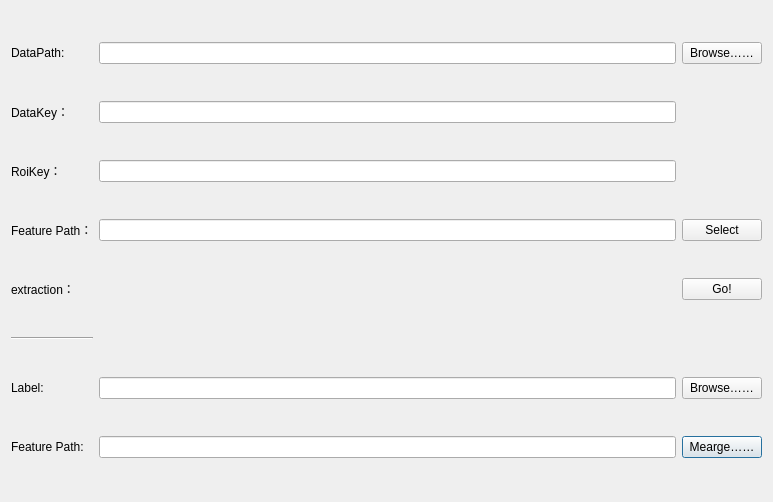
Qt form GUI/FeatureExtraction.ui (salan668/FAE) before a commit.
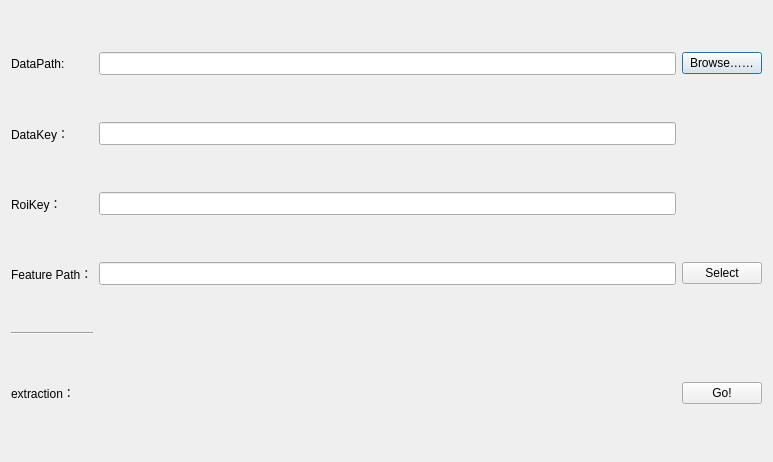
The same form after that commit.

The edit to the form file:
```diff
--- a/GUI/FeatureExtraction.ui
+++ b/GUI/FeatureExtraction.ui
@@ -7,17 +7,27 @@
     <x>0</x>
     <y>0</y>
     <width>773</width>
-    <height>502</height>
+    <height>462</height>
    </rect>
   </property>
   <property name="windowTitle">
    <string>Feature Extraction</string>
   </property>
   <layout class="QGridLayout" name="gridLayout">
-   <item row="8" column="2">
-    <widget class="QPushButton" name="BrowseLabelButton_2">
-     <property name="text">
-      <string>Mearge……</string>
+   <item row="4" column="0">
+    <widget class="Line" name="line">
+     <property name="orientation">
+      <enum>Qt::Horizontal</enum>
+     </property>
+    </widget>
+   </item>
+   <item row="3" column="1">
+    <widget class="QLineEdit" name="FeaturePathLineEdit">
+     <property name="font">
+      <font>
+       <family>Arial</family>
+       <pointsize>10</pointsize>
+      </font>
      </property>
     </widget>
    </item>
@@ -36,7 +46,14 @@
     </widget>
    </item>
    <item row="0" column="1">
-    <widget class="QLineEdit" name="DataPathEdit"/>
+    <widget class="QLineEdit" name="DataPathEdit">
+     <property name="font">
+      <font>
+       <family>Arial</family>
+       <pointsize>10</pointsize>
+      </font>
+     </property>
+    </widget>
    </item>
    <item row="1" column="0">
     <widget class="QLabel" name="label_2">
@@ -53,10 +70,24 @@
     </widget>
    </item>
    <item row="1" column="1">
-    <widget class="QLineEdit" name="DatakeyLineEdit"/>
+    <widget class="QLineEdit" name="DatakeyLineEdit">
+     <property name="font">
+      <font>
+       <family>Arial</family>
+       <pointsize>10</pointsize>
+      </font>
+     </property>
+    </widget>
    </item>
    <item row="2" column="1">
-    <widget class="QLineEdit" name="RoiKeyLineEdit"/>
+    <widget class="QLineEdit" name="RoiKeyLineEdit">
+     <property name="font">
+      <font>
+       <family>Arial</family>
+       <pointsize>10</pointsize>
+      </font>
+     </property>
+    </widget>
    </item>
    <item row="3" column="0">
     <widget class="QLabel" name="label_4">
@@ -72,57 +103,20 @@
      </property>
     </widget>
    </item>
-   <item row="4" column="0">
-    <widget class="QLabel" name="OutputInfo">
-     <property name="text">
-      <string>extraction：</string>
-     </property>
-    </widget>
-   </item>
-   <item row="4" column="2">
+   <item row="5" column="2">
     <widget class="QPushButton" name="ExtractionButton">
      <property name="text">
       <string>Go!</string>
      </property>
     </widget>
    </item>
-   <item row="5" column="0">
-    <widget class="Line" name="line">
-     <property name="orientation">
-      <enum>Qt::Horizontal</enum>
-     </property>
-    </widget>
-   </item>
-   <item row="7" column="0">
-    <widget class="QLabel" name="StandardLabel">
+   <item row="5" column="0" colspan="2">
+    <widget class="QLabel" name="OutputInfo">
      <property name="text">
-      <string>Label:</string>
+      <string>extraction：</string>
      </property>
     </widget>
    </item>
-   <item row="7" column="2">
-    <widget class="QPushButton" name="BrowseLabelButton">
-     <property name="text">
-      <string>Browse……</string>
-     </property>
-    </widget>
-   </item>
-   <item row="8" column="0">
-    <widget class="QLabel" name="FeaturePathLabel">
-     <property name="text">
-      <string>Feature Path:</string>
-     </property>
-    </widget>
-   </item>
-   <item row="8" column="1">
-    <widget class="QLineEdit" name="FeaturePathLineEdit2"/>
-   </item>
-   <item row="3" column="1">
-    <widget class="QLineEdit" name="FeaturePathLineEdit_2"/>
-   </item>
-   <item row="7" column="1">
-    <widget class="QLineEdit" name="LabelLineEdit"/>
-   </item>
   </layout>
  </widget>
  <resources/>
```
